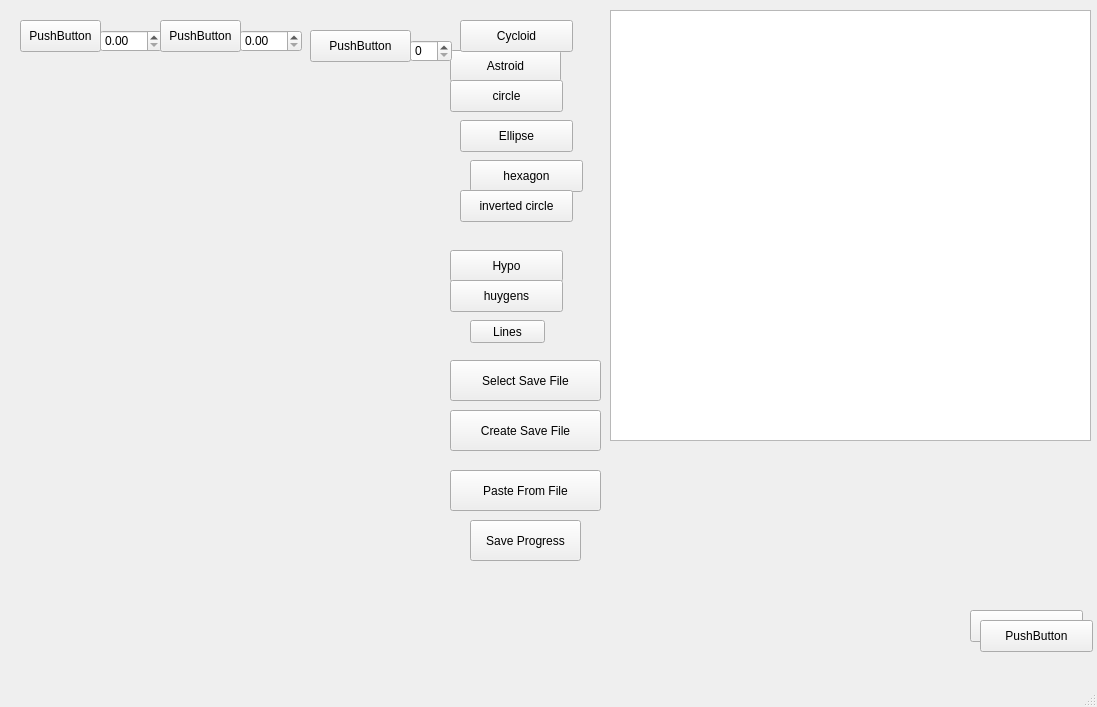
Before: the Qt Designer form mainwindow.ui in WSU-4110/Math_Scriptum, drawn with Qt 5.
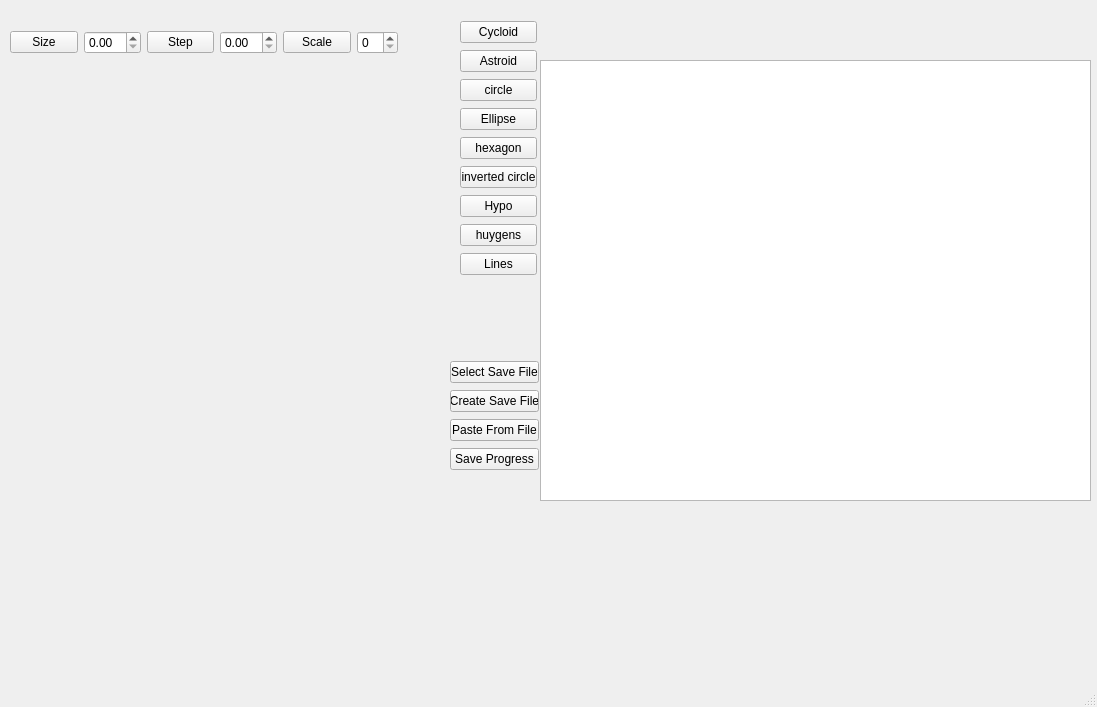
After: the same form once the commit is applied. Custom widgets are drawn as their Qt base class.

Commit message: fixed up the ui made it more clean

What changed in the file:
```diff
--- a/mainwindow.ui
+++ b/mainwindow.ui
@@ -10,6 +10,12 @@
     <height>707</height>
    </rect>
   </property>
+  <property name="sizePolicy">
+   <sizepolicy hsizetype="Preferred" vsizetype="Preferred">
+    <horstretch>0</horstretch>
+    <verstretch>0</verstretch>
+   </sizepolicy>
+  </property>
   <property name="windowTitle">
    <string>MainWindow</string>
   </property>
@@ -23,300 +29,224 @@
       <height>591</height>
      </rect>
     </property>
-   </widget>
-   <widget class="QPushButton" name="astroid_Button">
-    <property name="geometry">
-     <rect>
-      <x>450</x>
-      <y>50</y>
-      <width>111</width>
-      <height>32</height>
-     </rect>
+    <property name="sizePolicy">
+     <sizepolicy hsizetype="Preferred" vsizetype="Preferred">
+      <horstretch>0</horstretch>
+      <verstretch>0</verstretch>
+     </sizepolicy>
     </property>
-    <property name="text">
-     <string>Astroid</string>
+    <property name="autoFillBackground">
+     <bool>false</bool>
     </property>
    </widget>
    <widget class="QWidget" name="NoteArea" native="true">
     <property name="geometry">
      <rect>
-      <x>580</x>
-      <y>0</y>
-      <width>511</width>
+      <x>540</x>
+      <y>50</y>
+      <width>551</width>
       <height>451</height>
      </rect>
     </property>
     <widget class="QTextEdit" name="textEdit">
      <property name="geometry">
       <rect>
-       <x>30</x>
+       <x>0</x>
        <y>10</y>
-       <width>481</width>
-       <height>431</height>
+       <width>551</width>
+       <height>441</height>
       </rect>
      </property>
     </widget>
    </widget>
-   <widget class="QPushButton" name="CycloidButton">
-    <property name="geometry">
-     <rect>
-      <x>460</x>
-      <y>20</y>
-      <width>113</width>
-      <height>32</height>
-     </rect>
-    </property>
-    <property name="text">
-     <string>Cycloid</string>
-    </property>
-   </widget>
-   <widget class="QDoubleSpinBox" name="sInterval">
-    <property name="geometry">
-     <rect>
-      <x>240</x>
-      <y>30</y>
-      <width>62</width>
-      <height>22</height>
-     </rect>
-    </property>
-   </widget>
-   <widget class="QDoubleSpinBox" name="sScale">
-    <property name="geometry">
-     <rect>
-      <x>100</x>
-      <y>30</y>
-      <width>62</width>
-      <height>22</height>
-     </rect>
-    </property>
-   </widget>
    <widget class="QWidget" name="widget" native="true">
     <property name="geometry">
      <rect>
-      <x>740</x>
-      <y>420</y>
-      <width>341</width>
-      <height>231</height>
+      <x>730</x>
+      <y>611</y>
+      <width>311</width>
+      <height>20</height>
      </rect>
     </property>
    </widget>
-   <widget class="QPushButton" name="selectSaveFileButton">
+   <widget class="QWidget" name="">
+    <property name="geometry">
+     <rect>
+      <x>10</x>
+      <y>30</y>
+      <width>388</width>
+      <height>25</height>
+     </rect>
+    </property>
+    <layout class="QHBoxLayout" name="horizontalLayout">
+     <item>
+      <widget class="QPushButton" name="pushButton_5">
+       <property name="text">
+        <string>Size</string>
+       </property>
+      </widget>
+     </item>
+     <item>
+      <widget class="QDoubleSpinBox" name="sScale"/>
+     </item>
+     <item>
+      <widget class="QPushButton" name="pushButton_2">
+       <property name="text">
+        <string>Step</string>
+       </property>
+      </widget>
+     </item>
+     <item>
+      <widget class="QDoubleSpinBox" name="sInterval"/>
+     </item>
+     <item>
+      <widget class="QPushButton" name="pushButton">
+       <property name="text">
+        <string>Scale</string>
+       </property>
+      </widget>
+     </item>
+     <item>
+      <widget class="QSpinBox" name="sCount"/>
+     </item>
+    </layout>
+   </widget>
+   <widget class="QWidget" name="">
+    <property name="geometry">
+     <rect>
+      <x>460</x>
+      <y>20</y>
+      <width>77</width>
+      <height>257</height>
+     </rect>
+    </property>
+    <layout class="QVBoxLayout" name="verticalLayout">
+     <item>
+      <widget class="QPushButton" name="CycloidButton">
+       <property name="text">
+        <string>Cycloid</string>
+       </property>
+      </widget>
+     </item>
+     <item>
+      <widget class="QPushButton" name="astroid_Button">
+       <property name="text">
+        <string>Astroid</string>
+       </property>
+      </widget>
+     </item>
+     <item>
+      <widget class="QPushButton" name="circle_Button">
+       <property name="text">
+        <string>circle</string>
+       </property>
+      </widget>
+     </item>
+     <item>
+      <widget class="QPushButton" name="ellipse_Button">
+       <property name="text">
+        <string>Ellipse</string>
+       </property>
+      </widget>
+     </item>
+     <item>
+      <widget class="QPushButton" name="hexagon_Button">
+       <property name="text">
+        <string>hexagon</string>
+       </property>
+      </widget>
+     </item>
+     <item>
+      <widget class="QPushButton" name="invertedCircle_Button">
+       <property name="text">
+        <string>inverted circle</string>
+       </property>
+      </widget>
+     </item>
+     <item>
+      <widget class="QPushButton" name="hypo_Button">
+       <property name="text">
+        <string>Hypo</string>
+       </property>
+      </widget>
+     </item>
+     <item>
+      <widget class="QPushButton" name="huyg_Button">
+       <property name="text">
+        <string>huygens</string>
+       </property>
+      </widget>
+     </item>
+     <item>
+      <widget class="QPushButton" name="line_Button">
+       <property name="text">
+        <string>Lines</string>
+       </property>
+      </widget>
+     </item>
+    </layout>
+   </widget>
+   <widget class="QWidget" name="">
     <property name="geometry">
      <rect>
       <x>450</x>
       <y>360</y>
-      <width>151</width>
-      <height>41</height>
+      <width>89</width>
+      <height>112</height>
      </rect>
     </property>
-    <property name="text">
-     <string>Select Save File</string>
-    </property>
+    <layout class="QVBoxLayout" name="verticalLayout_2">
+     <item>
+      <widget class="QPushButton" name="selectSaveFileButton">
+       <property name="text">
+        <string>Select Save File</string>
+       </property>
+      </widget>
+     </item>
+     <item>
+      <widget class="QPushButton" name="createSaveFileButton">
+       <property name="text">
+        <string>Create Save File</string>
+       </property>
+      </widget>
+     </item>
+     <item>
+      <widget class="QPushButton" name="pasteFromFile">
+       <property name="text">
+        <string>Paste From File</string>
+       </property>
+      </widget>
+     </item>
+     <item>
+      <widget class="QPushButton" name="saveProgress">
+       <property name="text">
+        <string>Save Progress</string>
+       </property>
+      </widget>
+     </item>
+    </layout>
    </widget>
-   <widget class="QPushButton" name="createSaveFileButton">
+   <widget class="QWidget" name="">
     <property name="geometry">
      <rect>
-      <x>450</x>
-      <y>410</y>
-      <width>151</width>
-      <height>41</height>
+      <x>0</x>
+      <y>0</y>
+      <width>2</width>
+      <height>2</height>
      </rect>
     </property>
-    <property name="text">
-     <string>Create Save File</string>
-    </property>
+    <layout class="QVBoxLayout" name="verticalLayout_3"/>
    </widget>
-   <widget class="QPushButton" name="pasteFromFile">
+   <widget class="QWidget" name="">
     <property name="geometry">
      <rect>
-      <x>450</x>
-      <y>470</y>
-      <width>151</width>
-      <height>41</height>
+      <x>0</x>
+      <y>0</y>
+      <width>2</width>
+      <height>2</height>
      </rect>
     </property>
-    <property name="text">
-     <string>Paste From File</string>
-    </property>
-   </widget>
-   <widget class="QPushButton" name="saveProgress">
-    <property name="geometry">
-     <rect>
-      <x>470</x>
-      <y>520</y>
-      <width>111</width>
-      <height>41</height>
-     </rect>
-    </property>
-    <property name="text">
-     <string>Save Progress</string>
-    </property>
-   </widget>
-   <widget class="QSpinBox" name="sCount">
-    <property name="geometry">
-     <rect>
-      <x>410</x>
-      <y>40</y>
-      <width>42</width>
-      <height>22</height>
-     </rect>
-    </property>
-   </widget>
-   <widget class="QPushButton" name="pushButton">
-    <property name="geometry">
-     <rect>
-      <x>310</x>
-      <y>30</y>
-      <width>101</width>
-      <height>32</height>
-     </rect>
-    </property>
-    <property name="text">
-     <string>PushButton</string>
-    </property>
-   </widget>
-   <widget class="QPushButton" name="pushButton_2">
-    <property name="geometry">
-     <rect>
-      <x>160</x>
-      <y>20</y>
-      <width>81</width>
-      <height>32</height>
-     </rect>
-    </property>
-    <property name="text">
-     <string>PushButton</string>
-    </property>
-   </widget>
-   <widget class="QPushButton" name="pushButton_3">
-    <property name="geometry">
-     <rect>
-      <x>970</x>
-      <y>610</y>
-      <width>113</width>
-      <height>32</height>
-     </rect>
-    </property>
-    <property name="text">
-     <string>PushButton</string>
-    </property>
-   </widget>
-   <widget class="QPushButton" name="pushButton_4">
-    <property name="geometry">
-     <rect>
-      <x>980</x>
-      <y>620</y>
-      <width>113</width>
-      <height>32</height>
-     </rect>
-    </property>
-    <property name="text">
-     <string>PushButton</string>
-    </property>
-   </widget>
-   <widget class="QPushButton" name="pushButton_5">
-    <property name="geometry">
-     <rect>
-      <x>20</x>
-      <y>20</y>
-      <width>81</width>
-      <height>32</height>
-     </rect>
-    </property>
-    <property name="text">
-     <string>PushButton</string>
-    </property>
-   </widget>
-   <widget class="QPushButton" name="circle_Button">
-    <property name="geometry">
-     <rect>
-      <x>450</x>
-      <y>80</y>
-      <width>113</width>
-      <height>32</height>
-     </rect>
-    </property>
-    <property name="text">
-     <string>circle</string>
-    </property>
-   </widget>
-   <widget class="QPushButton" name="ellipse_Button">
-    <property name="geometry">
-     <rect>
-      <x>460</x>
-      <y>120</y>
-      <width>113</width>
-      <height>32</height>
-     </rect>
-    </property>
-    <property name="text">
-     <string>Ellipse</string>
-    </property>
-   </widget>
-   <widget class="QPushButton" name="hexagon_Button">
-    <property name="geometry">
-     <rect>
-      <x>470</x>
-      <y>160</y>
-      <width>113</width>
-      <height>32</height>
-     </rect>
-    </property>
-    <property name="text">
-     <string>hexagon</string>
-    </property>
-   </widget>
-   <widget class="QPushButton" name="invertedCircle_Button">
-    <property name="geometry">
-     <rect>
-      <x>460</x>
-      <y>190</y>
-      <width>113</width>
-      <height>32</height>
-     </rect>
-    </property>
-    <property name="text">
-     <string>inverted circle</string>
-    </property>
-   </widget>
-   <widget class="QPushButton" name="hypo_Button">
-    <property name="geometry">
-     <rect>
-      <x>450</x>
-      <y>250</y>
-      <width>113</width>
-      <height>32</height>
-     </rect>
-    </property>
-    <property name="text">
-     <string>Hypo</string>
-    </property>
-   </widget>
-   <widget class="QPushButton" name="huyg_Button">
-    <property name="geometry">
-     <rect>
-      <x>450</x>
-      <y>280</y>
-      <width>113</width>
-      <height>32</height>
-     </rect>
-    </property>
-    <property name="text">
-     <string>huygens</string>
-    </property>
-   </widget>
-   <widget class="QPushButton" name="line_Button">
-    <property name="geometry">
-     <rect>
-      <x>470</x>
-      <y>320</y>
-      <width>75</width>
-      <height>23</height>
-     </rect>
-    </property>
-    <property name="text">
-     <string>Lines</string>
-    </property>
+    <layout class="QHBoxLayout" name="horizontalLayout_2"/>
    </widget>
   </widget>
   <widget class="QMenuBar" name="menubar">
```
